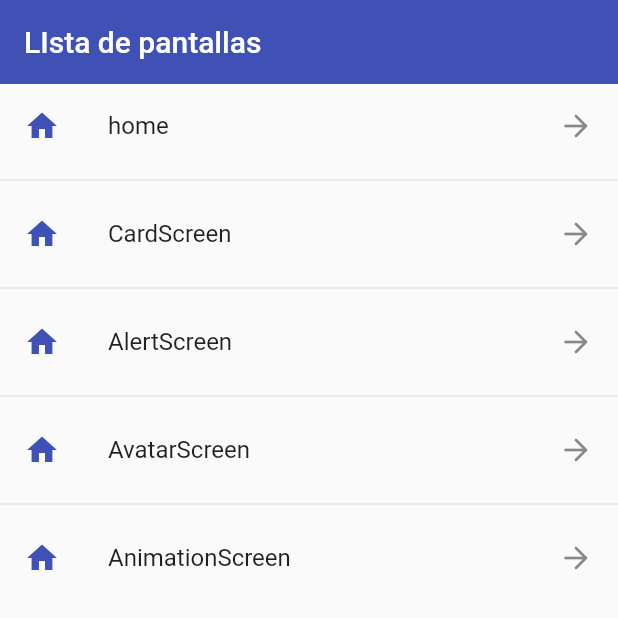
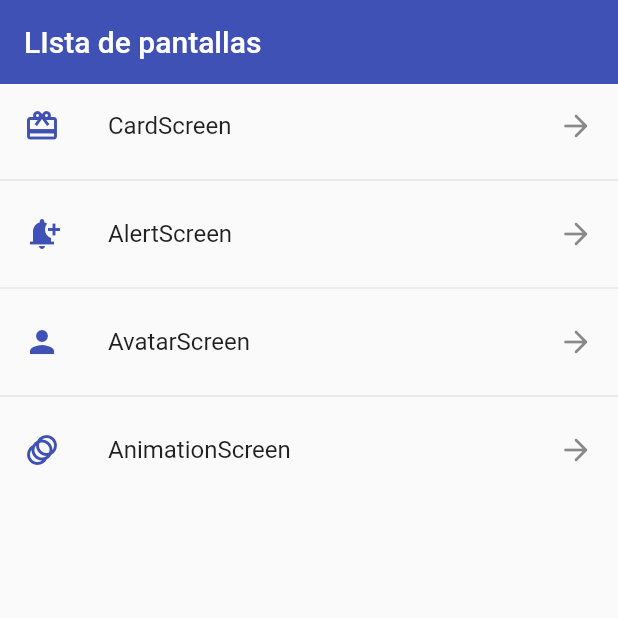
Before and after one commit to Hcnc100/SimpleScreens, a Flutter app: the screen it shows after launch, on a phone screen of 412 x 824 dp, the top half of it. Run offline on Flutter 3.47's test engine with Material 2 defaults, Android fonts, the phone set to English and light mode, and no system bars.

Commit message:
refactor routes

```diff
--- a/lib/router/app_routes.dart
+++ b/lib/router/app_routes.dart
@@ -8,36 +8,36 @@ class AppRouters {
   static const initialRoute = "home";
   static final listDestinations = <Destination>[
     Destination(
-        route: "home",
-        icon: Icons.home,
-        name: "home",
-        screen: const ListAllScreen()),
-    Destination(
         route: "card",
-        icon: Icons.home,
+        icon: Icons.card_giftcard,
         name: "CardScreen",
         screen: const CardScreen()),
     Destination(
         route: "alert",
-        icon: Icons.home,
+        icon: Icons.notification_add,
         name: "AlertScreen",
         screen: const AlertScreen()),
     Destination(
         route: "avatar",
-        icon: Icons.home,
+        icon: Icons.person,
         name: "AvatarScreen",
         screen: const AvatarScreen()),
     Destination(
         route: "animation",
-        icon: Icons.home,
+        icon: Icons.animation,
         name: "AnimationScreen",
         screen: const AnimationScreen())
   ];
 
   static Map<String, Widget Function(BuildContext)> get routers {
-    return {
+    final mapRoutes = {
       for (var element in listDestinations)
         element.route: (BuildContext context) => element.screen
     };
+
+    // ! add home screen
+    mapRoutes.addAll({"home": (BuildContext context) => const HomeScreen()});
+
+    return mapRoutes;
   }
 }
--- a/lib/screens/list_all_screen.dart
+++ b/lib/screens/list_all_screen.dart
@@ -3,8 +3,8 @@ import 'package:screens/models/destination.dart';
 import 'package:screens/router/app_routes.dart';
 import 'package:screens/theme/app_theme.dart';
 
-class ListAllScreen extends StatelessWidget {
-  const ListAllScreen({Key? key}) : super(key: key);
+class HomeScreen extends StatelessWidget {
+  const HomeScreen({Key? key}) : super(key: key);
 
   @override
   Widget build(BuildContext context) {
```
